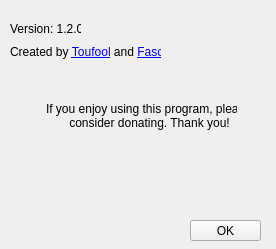
Before: the Qt Designer form res/about.ui in Toufool/AutoSplit, drawn with Qt 5.
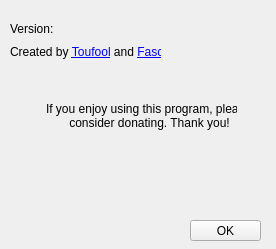
After: the same form once the commit is applied. Icons and pictures are not drawn.

What changed in the file:
```diff
--- a/res/about.ui
+++ b/res/about.ui
@@ -65,7 +65,7 @@
     </rect>
    </property>
    <property name="text">
-    <string>Version: 1.2.0</string>
+    <string>Version: </string>
    </property>
   </widget>
   <widget class="QLabel" name="donatetextLabel">
```
